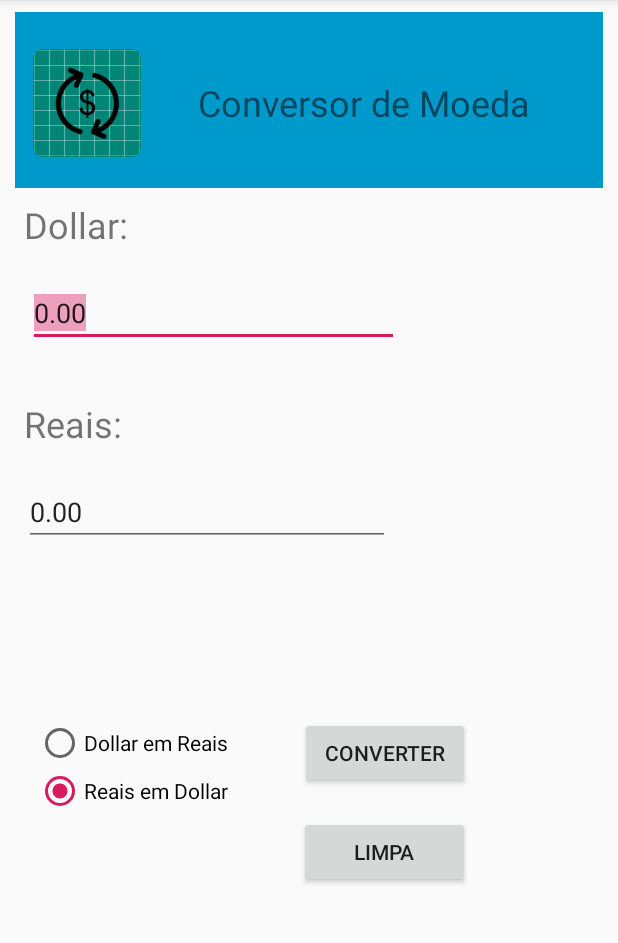
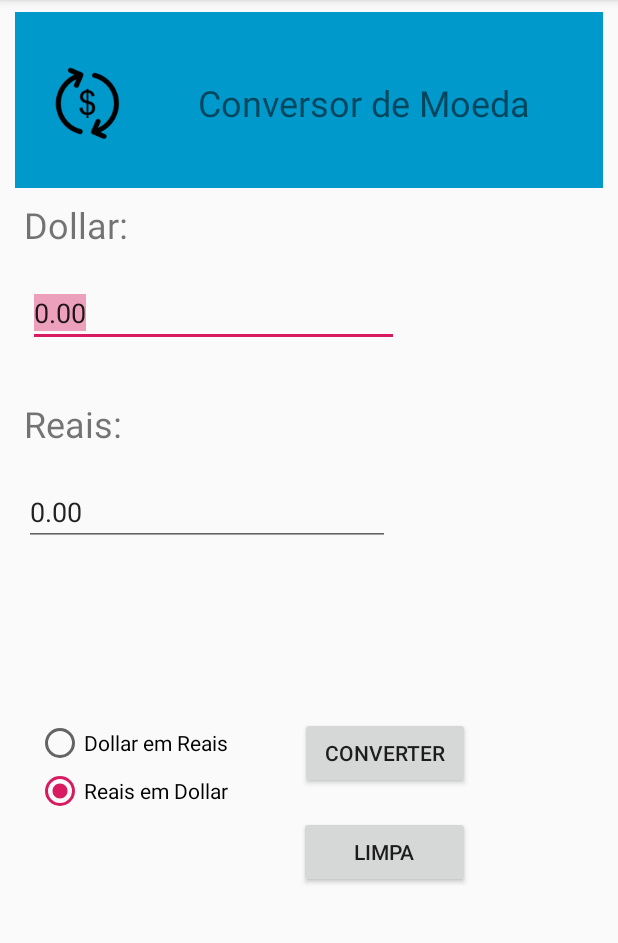
Before and after one commit to promarcos/MyApplication, an Android app: the screen it shows after launch (MainActivity), on a phone screen of 412 x 824 dp, the part 84-1027 px from its top. Run offline under Robolectric (Android 15) with nearby library versions, the phone set to English and light mode, and no system bars.

Commit message:
Atualização e correçãoo de calculo2

```diff
--- a/app/src/main/res/layout/activity_main.xml
+++ b/app/src/main/res/layout/activity_main.xml
@@ -126,12 +126,11 @@
         android:layout_marginStart="8dp"
         android:layout_marginLeft="8dp"
         android:scaleType="center"
-        android:src="@mipmap/dinheiro_round"
+        android:src="@mipmap/dinheiro_ic"
         app:layout_constraintBottom_toBottomOf="@+id/imageView"
         app:layout_constraintStart_toStartOf="@+id/imageView"
         app:layout_constraintTop_toTopOf="@+id/imageView"
-        app:layout_constraintVertical_bias="0.547"
-        tools:srcCompat="@mipmap/dinheiro_ic" />
+        app:layout_constraintVertical_bias="0.547" />
 
     <RadioGroup
         android:id="@+id/rb_grupo"
```
